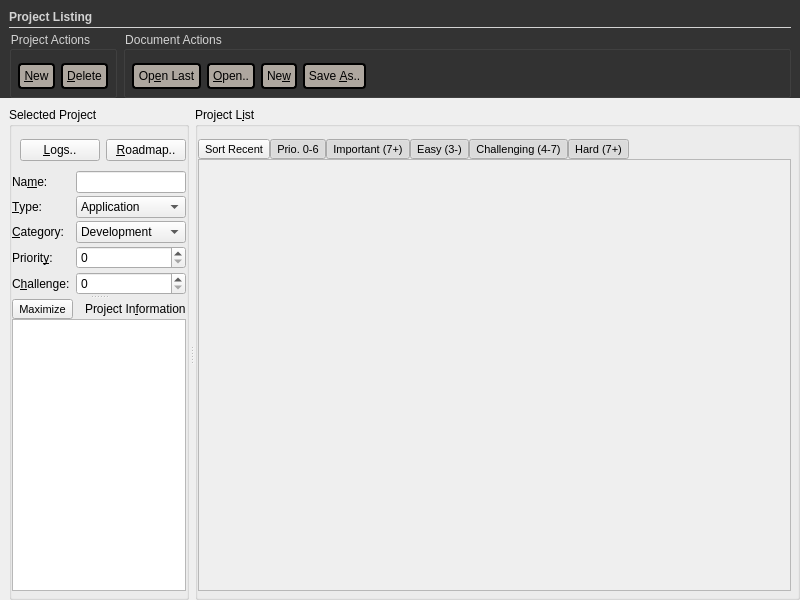
First picture: the form in forms/project2.ui, repository skriticos/nelia1, before the edit.
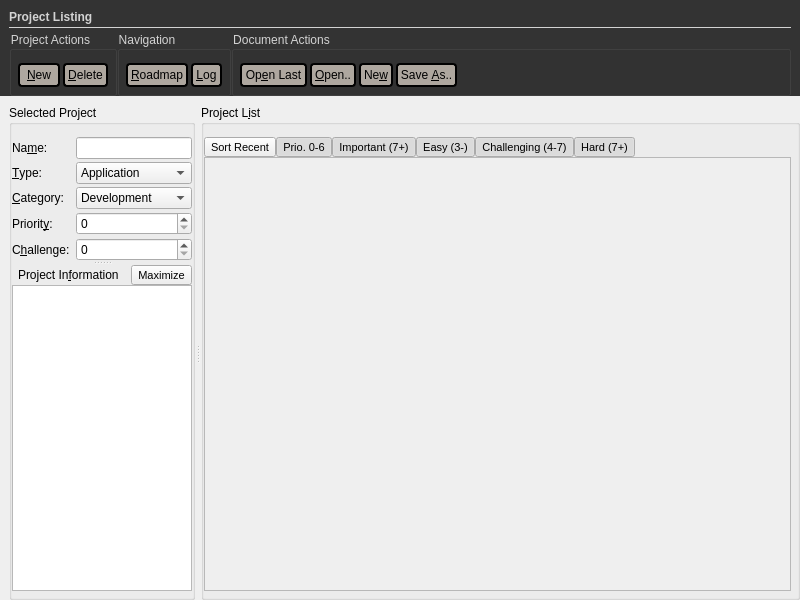
Second picture: the form after the edit.

Commit message: some consistency fixes for project / log widget

What changed in the file:
```diff
--- a/forms/project2.ui
+++ b/forms/project2.ui
@@ -30,7 +30,7 @@
      </property>
      <property name="styleSheet">
       <string notr="true">QWidget#action_bg_outer {
-	background-color:#333333
+	background-color:#333333;
 }
 QGroupBox{
 	color:lightgray;
@@ -42,8 +42,8 @@
 	border-style: solid;
 	border-width: 2px;
 	border-radius: 4px;
-	min-width: 5em;
-	padding: 4px;
+	min-width: 3.5em;
+	padding: 3px;
 }
 QPushButton:focus{
 	outline: none;
@@ -53,8 +53,8 @@
 	border-style: solid;
 	border-width: 2px;
 	border-radius: 4px;
-	min-width: 5em;
-	padding: 4px;
+	min-width: 3.5em;
+	padding: 3px;
 }
 QPushButton:pressed{
 	outline: none;
@@ -64,8 +64,8 @@
 	border-style: solid;
 	border-width: 2px;
 	border-radius: 4px;
-	min-width: 5em;
-	padding: 4px;
+	min-width: 3.5em;
+	padding: 3px;
 }</string>
      </property>
      <layout class="QGridLayout" name="gridLayout_4">
@@ -78,7 +78,7 @@
       <property name="bottomMargin">
        <number>0</number>
       </property>
-      <item row="0" column="0">
+      <item row="0" column="2">
        <widget class="QWidget" name="action_bg_inner" native="true">
         <property name="sizePolicy">
          <sizepolicy hsizetype="Preferred" vsizetype="Maximum">
@@ -99,10 +99,13 @@
          <property name="bottomMargin">
           <number>0</number>
          </property>
+         <property name="horizontalSpacing">
+          <number>0</number>
+         </property>
          <property name="verticalSpacing">
           <number>3</number>
          </property>
-         <item row="2" column="0">
+         <item row="2" column="1">
           <widget class="QGroupBox" name="action_project">
            <property name="sizePolicy">
             <sizepolicy hsizetype="Maximum" vsizetype="Preferred">
@@ -126,7 +129,10 @@
             <property name="bottomMargin">
              <number>6</number>
             </property>
-            <property name="spacing">
+            <property name="horizontalSpacing">
+             <number>3</number>
+            </property>
+            <property name="verticalSpacing">
              <number>6</number>
             </property>
             <item row="0" column="1">
@@ -179,7 +185,7 @@
            </layout>
           </widget>
          </item>
-         <item row="2" column="1">
+         <item row="2" column="3">
           <widget class="QGroupBox" name="action_doc">
            <property name="whatsThis">
             <string/>
@@ -200,10 +206,7 @@
             <property name="bottomMargin">
              <number>6</number>
             </property>
-            <property name="horizontalSpacing">
-             <number>6</number>
-            </property>
-            <property name="verticalSpacing">
+            <property name="spacing">
              <number>3</number>
             </property>
             <item row="0" column="5">
@@ -259,23 +262,7 @@
            </layout>
           </widget>
          </item>
-         <item row="0" column="0" colspan="2">
-          <widget class="QLabel" name="label_7">
-           <property name="font">
-            <font>
-             <weight>75</weight>
-             <bold>true</bold>
-            </font>
-           </property>
-           <property name="styleSheet">
-            <string notr="true">color:lightgray;</string>
-           </property>
-           <property name="text">
-            <string>Project Listing</string>
-           </property>
-          </widget>
-         </item>
-         <item row="1" column="0" colspan="2">
+         <item row="1" column="0" colspan="4">
           <widget class="Line" name="line">
            <property name="sizePolicy">
             <sizepolicy hsizetype="Minimum" vsizetype="Minimum">
@@ -298,6 +285,66 @@
            </property>
           </widget>
          </item>
+         <item row="0" column="0" colspan="4">
+          <widget class="QLabel" name="label_7">
+           <property name="font">
+            <font>
+             <weight>75</weight>
+             <bold>true</bold>
+            </font>
+           </property>
+           <property name="styleSheet">
+            <string notr="true">color:lightgray;</string>
+           </property>
+           <property name="text">
+            <string>Project Listing</string>
+           </property>
+          </widget>
+         </item>
+         <item row="2" column="2">
+          <widget class="QGroupBox" name="groupBox">
+           <property name="title">
+            <string>Navigation</string>
+           </property>
+           <layout class="QGridLayout" name="gridLayout_9">
+            <property name="leftMargin">
+             <number>6</number>
+            </property>
+            <property name="topMargin">
+             <number>12</number>
+            </property>
+            <property name="rightMargin">
+             <number>6</number>
+            </property>
+            <property name="bottomMargin">
+             <number>6</number>
+            </property>
+            <property name="horizontalSpacing">
+             <number>3</number>
+            </property>
+            <item row="0" column="1">
+             <widget class="QPushButton" name="btn_show_roadmap">
+              <property name="enabled">
+               <bool>true</bool>
+              </property>
+              <property name="text">
+               <string>&amp;Roadmap</string>
+              </property>
+             </widget>
+            </item>
+            <item row="0" column="2">
+             <widget class="QPushButton" name="btn_show_logs">
+              <property name="enabled">
+               <bool>true</bool>
+              </property>
+              <property name="text">
+               <string>&amp;Log</string>
+              </property>
+             </widget>
+            </item>
+           </layout>
+          </widget>
+         </item>
         </layout>
        </widget>
       </item>
@@ -351,57 +398,6 @@
            <number>0</number>
           </property>
           <item row="0" column="0">
-           <widget class="QWidget" name="selected_navi" native="true">
-            <layout class="QGridLayout" name="gridLayout_9">
-             <property name="leftMargin">
-              <number>0</number>
-             </property>
-             <property name="topMargin">
-              <number>0</number>
-             </property>
-             <property name="rightMargin">
-              <number>0</number>
-             </property>
-             <property name="bottomMargin">
-              <number>10</number>
-             </property>
-             <item row="0" column="2">
-              <widget class="QPushButton" name="btn_show_roadmap">
-               <property name="enabled">
-                <bool>true</bool>
-               </property>
-               <property name="text">
-                <string>&amp;Roadmap..</string>
-               </property>
-              </widget>
-             </item>
-             <item row="0" column="1">
-              <widget class="QPushButton" name="btn_show_logs">
-               <property name="enabled">
-                <bool>true</bool>
-               </property>
-               <property name="text">
-                <string>&amp;Logs..</string>
-               </property>
-              </widget>
-             </item>
-             <item row="0" column="0">
-              <spacer name="horizontalSpacer_2">
-               <property name="orientation">
-                <enum>Qt::Horizontal</enum>
-               </property>
-               <property name="sizeHint" stdset="0">
-                <size>
-                 <width>40</width>
-                 <height>20</height>
-                </size>
-               </property>
-              </spacer>
-             </item>
-            </layout>
-           </widget>
-          </item>
-          <item row="1" column="0">
            <widget class="QSplitter" name="splitter_2">
             <property name="orientation">
              <enum>Qt::Vertical</enum>
@@ -683,44 +679,7 @@
               <property name="margin">
                <number>0</number>
               </property>
-              <item row="0" column="0">
-               <widget class="QToolButton" name="btn_info_max">
-                <property name="enabled">
-                 <bool>true</bool>
-                </property>
-                <property name="font">
-                 <font>
-                  <pointsize>8</pointsize>
-                  <weight>50</weight>
-                  <italic>false</italic>
-                  <bold>false</bold>
-                 </font>
-                </property>
-                <property name="text">
-                 <string>Maximize</string>
-                </property>
-                <property name="checkable">
-                 <bool>true</bool>
-                </property>
-               </widget>
-              </item>
               <item row="0" column="2">
-               <widget class="QLabel" name="label_6">
-                <property name="sizePolicy">
-                 <sizepolicy hsizetype="Maximum" vsizetype="Preferred">
-                  <horstretch>0</horstretch>
-                  <verstretch>0</verstretch>
-                 </sizepolicy>
-                </property>
-                <property name="text">
-                 <string>Project In&amp;formation</string>
-                </property>
-                <property name="buddy">
-                 <cstring>text_project_info</cstring>
-                </property>
-               </widget>
-              </item>
-              <item row="0" column="1">
                <spacer name="horizontalSpacer_4">
                 <property name="orientation">
                  <enum>Qt::Horizontal</enum>
@@ -733,7 +692,7 @@
                 </property>
                </spacer>
               </item>
-              <item row="1" column="0" colspan="3">
+              <item row="1" column="0" colspan="4">
                <widget class="QTextEdit" name="text_project_info">
                 <property name="enabled">
                  <bool>true</bool>
@@ -749,6 +708,43 @@
                 </property>
                </widget>
               </item>
+              <item row="0" column="1">
+               <widget class="QLabel" name="label_6">
+                <property name="sizePolicy">
+                 <sizepolicy hsizetype="Maximum" vsizetype="Preferred">
+                  <horstretch>0</horstretch>
+                  <verstretch>0</verstretch>
+                 </sizepolicy>
+                </property>
+                <property name="text">
+                 <string>Project In&amp;formation</string>
+                </property>
+                <property name="buddy">
+                 <cstring>text_project_info</cstring>
+                </property>
+               </widget>
+              </item>
+              <item row="0" column="3">
+               <widget class="QToolButton" name="btn_info_max">
+                <property name="enabled">
+                 <bool>true</bool>
+                </property>
+                <property name="font">
+                 <font>
+                  <pointsize>8</pointsize>
+                  <weight>50</weight>
+                  <italic>false</italic>
+                  <bold>false</bold>
+                 </font>
+                </property>
+                <property name="text">
+                 <string>Maximize</string>
+                </property>
+                <property name="checkable">
+                 <bool>true</bool>
+                </property>
+               </widget>
+              </item>
              </layout>
             </widget>
            </widget>
```
Left out of the diff: 3 changed lines with no effect on the pictures. The commit also changes 1 other file.
